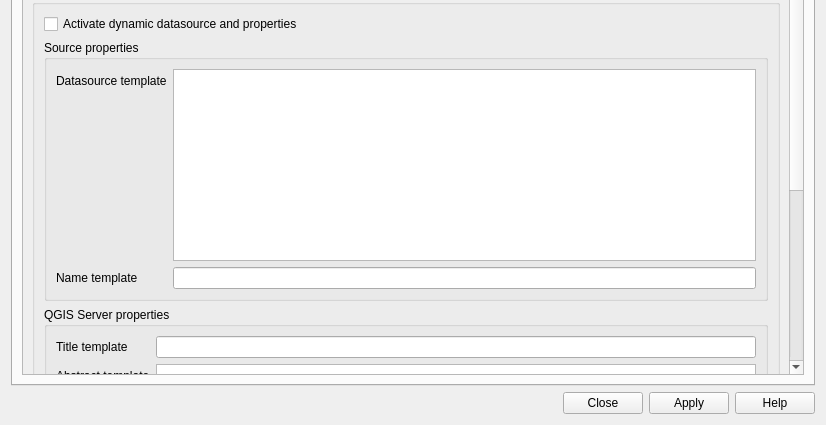
3liz/QgisDynamicLayersPlugin, file dynamic_layers/resources/ui/dynamic_layers_dialog_base.ui: the form before one commit; both pictures show x 0 to 826 and y 336 to 761 of the 826 by 761 pixel window.
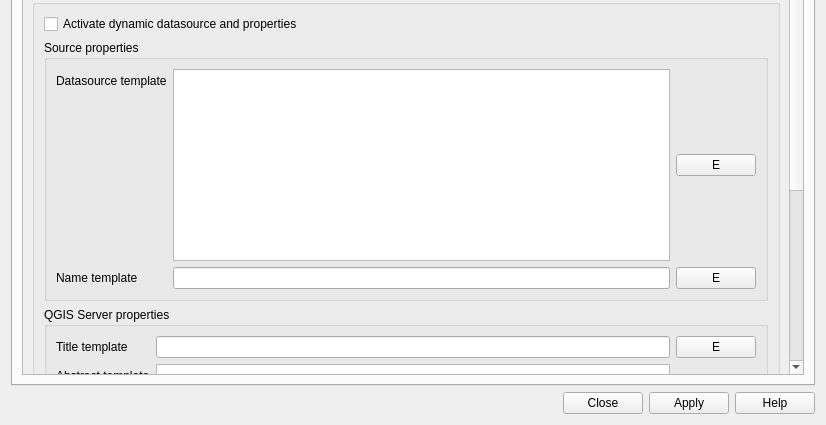
The form after the commit. The open tabs and pages were chosen to show the change. Custom widgets are drawn as their Qt base class.

```diff
--- a/dynamic_layers/resources/ui/dynamic_layers_dialog_base.ui
+++ b/dynamic_layers/resources/ui/dynamic_layers_dialog_base.ui
@@ -66,7 +66,7 @@
              </widget>
             </item>
             <item>
-             <widget class="QPushButton" name="bt_open_expression">
+             <widget class="QPushButton" name="inVariableSourceLayerExpression_exp">
               <property name="text">
                <string notr="true">E</string>
               </property>
@@ -195,6 +195,20 @@
           <string>QGIS Server properties</string>
          </property>
          <layout class="QFormLayout" name="formLayout_3">
+          <item row="0" column="1">
+           <layout class="QHBoxLayout" name="horizontalLayout_2">
+            <item>
+             <widget class="QLineEdit" name="inProjectTitle"/>
+            </item>
+            <item>
+             <widget class="QPushButton" name="inProjectTitle_exp">
+              <property name="text">
+               <string notr="true">E</string>
+              </property>
+             </widget>
+            </item>
+           </layout>
+          </item>
           <item row="0" column="0">
            <widget class="QLabel" name="projectTitleLabel">
             <property name="text">
@@ -202,9 +216,6 @@
             </property>
            </widget>
           </item>
-          <item row="0" column="1">
-           <widget class="QLineEdit" name="inProjectTitle"/>
-          </item>
           <item row="1" column="0">
            <widget class="QLabel" name="label_project_shortname_template">
             <property name="text">
@@ -213,7 +224,18 @@
            </widget>
           </item>
           <item row="1" column="1">
-           <widget class="QLineEdit" name="inProjectShortName"/>
+           <layout class="QHBoxLayout" name="horizontalLayout_4">
+            <item>
+             <widget class="QLineEdit" name="inProjectShortName"/>
+            </item>
+            <item>
+             <widget class="QPushButton" name="inProjectShortName_exp">
+              <property name="text">
+               <string notr="true">E</string>
+              </property>
+             </widget>
+            </item>
+           </layout>
           </item>
           <item row="2" column="0">
            <widget class="QLabel" name="projectDescriptionLabel">
@@ -223,7 +245,18 @@
            </widget>
           </item>
           <item row="2" column="1">
-           <widget class="QTextEdit" name="inProjectAbstract"/>
+           <layout class="QHBoxLayout" name="horizontalLayout_5">
+            <item>
+             <widget class="QTextEdit" name="inProjectAbstract"/>
+            </item>
+            <item>
+             <widget class="QPushButton" name="inProjectAbstract_exp">
+              <property name="text">
+               <string notr="true">E</string>
+              </property>
+             </widget>
+            </item>
+           </layout>
           </item>
          </layout>
         </widget>
@@ -288,9 +321,9 @@
           <property name="geometry">
            <rect>
             <x>0</x>
-            <y>-268</y>
+            <y>-313</y>
             <width>770</width>
-            <height>944</height>
+            <height>958</height>
            </rect>
           </property>
           <layout class="QVBoxLayout" name="verticalLayout_7">
@@ -354,25 +387,47 @@
                  <string>Source properties</string>
                 </property>
                 <layout class="QFormLayout" name="formLayout_4">
-                 <item row="0" column="0">
+                 <item row="1" column="0">
                   <widget class="QLabel" name="label_datasource_template">
                    <property name="text">
                     <string>Datasource template</string>
                    </property>
                   </widget>
                  </item>
-                 <item row="0" column="1">
-                  <widget class="QPlainTextEdit" name="dynamicDatasourceContent"/>
+                 <item row="1" column="1">
+                  <layout class="QHBoxLayout" name="horizontalLayout_6">
+                   <item>
+                    <widget class="QPlainTextEdit" name="dynamicDatasourceContent"/>
+                   </item>
+                   <item>
+                    <widget class="QPushButton" name="dynamicDatasourceContent_exp">
+                     <property name="text">
+                      <string notr="true">E</string>
+                     </property>
+                    </widget>
+                   </item>
+                  </layout>
                  </item>
-                 <item row="1" column="0">
+                 <item row="2" column="0">
                   <widget class="QLabel" name="label_name_template">
                    <property name="text">
                     <string>Name template</string>
                    </property>
                   </widget>
                  </item>
-                 <item row="1" column="1">
-                  <widget class="QLineEdit" name="dynamic_name_content"/>
+                 <item row="2" column="1">
+                  <layout class="QHBoxLayout" name="horizontalLayout_7">
+                   <item>
+                    <widget class="QLineEdit" name="dynamic_name_content"/>
+                   </item>
+                   <item>
+                    <widget class="QPushButton" name="dynamic_name_content_exp">
+                     <property name="text">
+                      <string notr="true">E</string>
+                     </property>
+                    </widget>
+                   </item>
+                  </layout>
                  </item>
                 </layout>
                </widget>
@@ -383,6 +438,20 @@
                  <string>QGIS Server properties</string>
                 </property>
                 <layout class="QFormLayout" name="formLayout_5">
+                 <item row="0" column="1">
+                  <layout class="QHBoxLayout" name="horizontalLayout_8">
+                   <item>
+                    <widget class="QLineEdit" name="titleTemplate"/>
+                   </item>
+                   <item>
+                    <widget class="QPushButton" name="titleTemplate_exp">
+                     <property name="text">
+                      <string notr="true">E</string>
+                     </property>
+                    </widget>
+                   </item>
+                  </layout>
+                 </item>
                  <item row="0" column="0">
                   <widget class="QLabel" name="label_title_template">
                    <property name="text">
@@ -390,8 +459,19 @@
                    </property>
                   </widget>
                  </item>
-                 <item row="0" column="1">
-                  <widget class="QLineEdit" name="titleTemplate"/>
+                 <item row="1" column="1">
+                  <layout class="QHBoxLayout" name="horizontalLayout_9">
+                   <item>
+                    <widget class="QPlainTextEdit" name="abstractTemplate"/>
+                   </item>
+                   <item>
+                    <widget class="QPushButton" name="abstractTemplate_exp">
+                     <property name="text">
+                      <string notr="true">E</string>
+                     </property>
+                    </widget>
+                   </item>
+                  </layout>
                  </item>
                  <item row="1" column="0">
                   <widget class="QLabel" name="label_abstract_template">
@@ -400,9 +480,6 @@
                    </property>
                   </widget>
                  </item>
-                 <item row="1" column="1">
-                  <widget class="QPlainTextEdit" name="abstractTemplate"/>
-                 </item>
                 </layout>
                </widget>
               </item>
```
